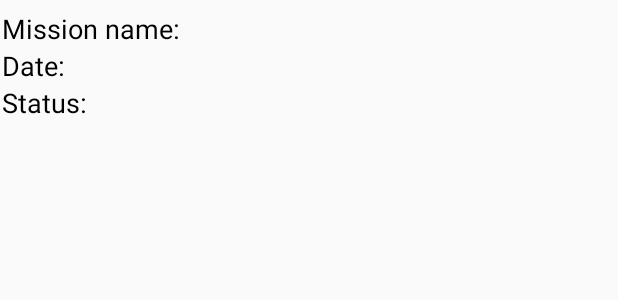
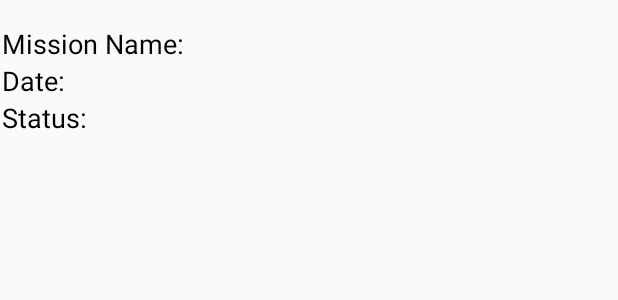
Before and after one commit to amandasrosa/XLambton, an Android app: the layout historic_list_cell.xml on its own in the app's theme, with its tools: preview values and no code run, on a phone screen of 412 x 824 dp. Shown: the top 300 px of the screen. Run offline under Robolectric (Android 15) with nearby library versions, the phone set to English and light mode, and no system bars.

Commit message:
Fix layout

```diff
--- a/app/src/main/res/layout/historic_list_cell.xml
+++ b/app/src/main/res/layout/historic_list_cell.xml
@@ -9,13 +9,14 @@
 
     <LinearLayout
         android:layout_width="match_parent"
-        android:layout_height="wrap_content">
+        android:layout_height="wrap_content"
+        android:layout_marginTop="10dp">
         <TextView
             android:layout_width="wrap_content"
             android:layout_height="wrap_content"
             android:textSize="18sp"
             android:textColor="#000000"
-            android:text="Mission name: "/>
+            android:text="Mission Name: "/>
         <TextView
             android:id="@+id/historic_cell_mission"
             android:layout_width="match_parent"
```
